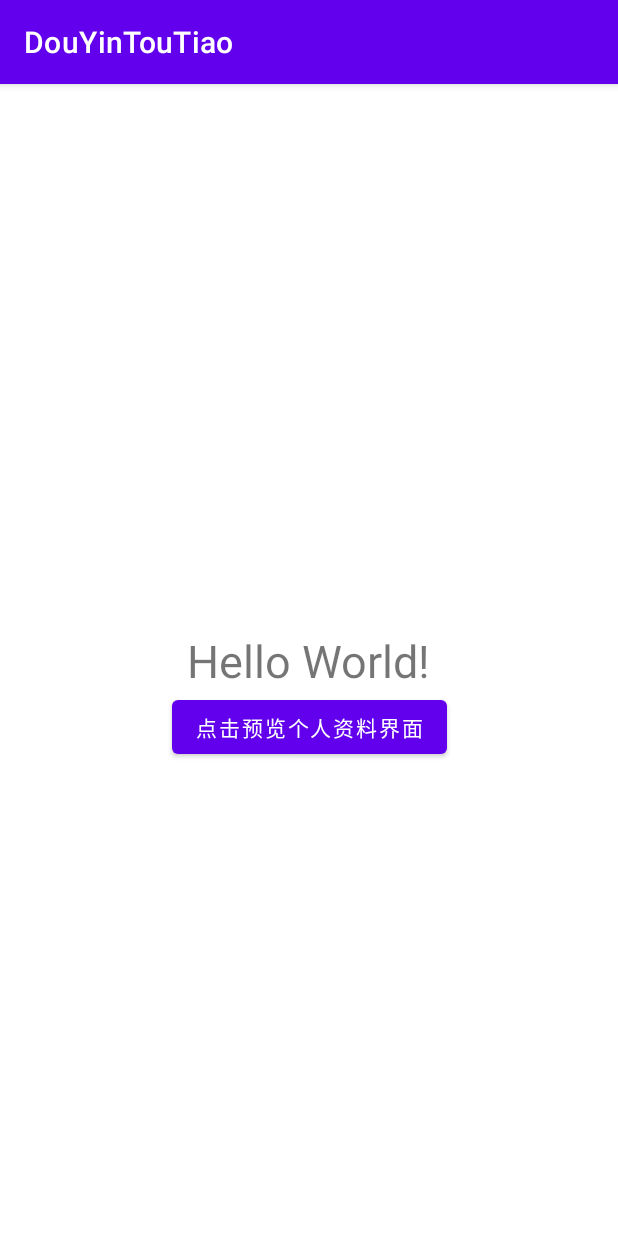
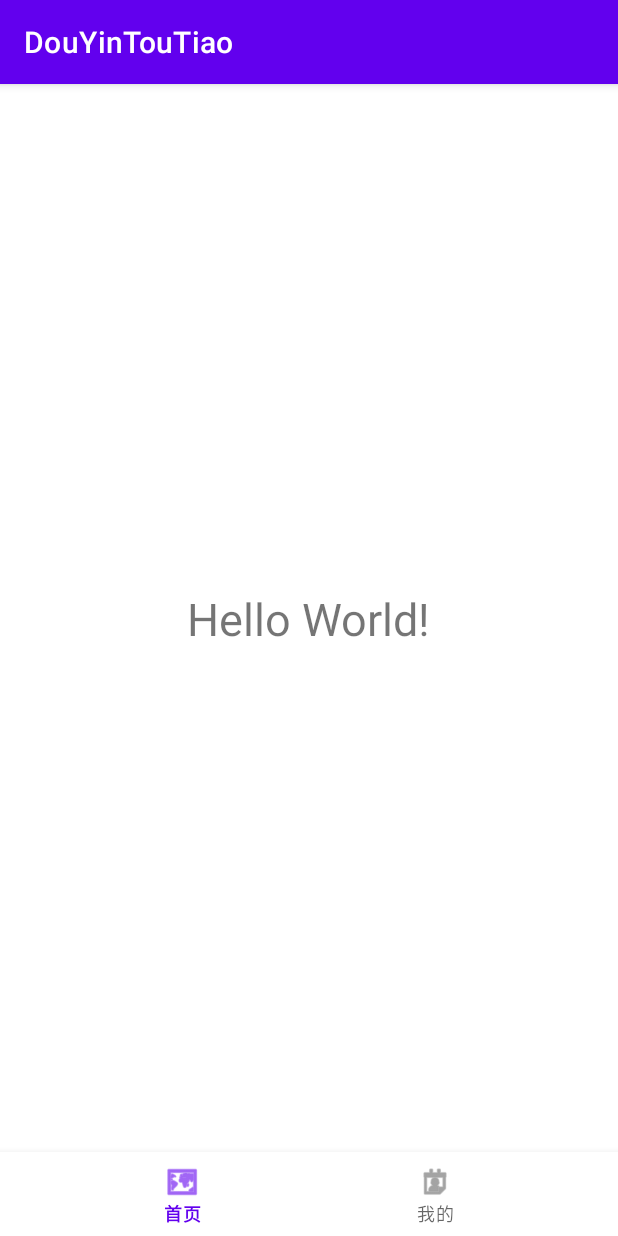
Before and after one commit to YuHayring/NewsApp_Of_New_Interaction, an Android app: the screen it shows after launch (MainActivity), on a phone screen of 412 x 824 dp. Run offline under Robolectric (Android 15) with nearby library versions, the phone set to English and light mode, and no system bars.

Commit message:
Turn Activity to Fragment

```diff
--- a/app/src/main/AndroidManifest.xml
+++ b/app/src/main/AndroidManifest.xml
@@ -10,7 +10,6 @@
         android:roundIcon="@mipmap/ic_launcher_round"
         android:supportsRtl="true"
         android:theme="@style/Theme.DouYinTouTiao">
-        <activity android:name=".view.UserMainActivity"></activity>
         <activity android:name=".MainActivity">
             <intent-filter>
                 <action android:name="android.intent.action.MAIN" />
--- a/app/src/main/java/cn/edu/gdut/douyintoutiao/MainActivity.java
+++ b/app/src/main/java/cn/edu/gdut/douyintoutiao/MainActivity.java
@@ -1,28 +1,85 @@
 package cn.edu.gdut.douyintoutiao;
 
+import androidx.annotation.NonNull;
 import androidx.appcompat.app.AppCompatActivity;
+import androidx.fragment.app.Fragment;
+import androidx.fragment.app.FragmentTransaction;
 
-import android.content.Intent;
 import android.os.Bundle;
-import android.widget.Button;
+import android.view.MenuItem;
 
-import cn.edu.gdut.douyintoutiao.view.UserMainActivity;
+import com.google.android.material.bottomnavigation.BottomNavigationView;
+
+import cn.edu.gdut.douyintoutiao.view.MainFragment;
+import cn.edu.gdut.douyintoutiao.view.UserMainFragment;
 
 public class MainActivity extends AppCompatActivity {
 
 
-    Button userMainPageEnter;
+    Fragment mainFragment;
+
+    Fragment userMainFragment;
+
+
+    protected Fragment lastFragment;
+
+
+    protected BottomNavigationView bottomNavigationView;
 
     @Override
     protected void onCreate(Bundle savedInstanceState) {
         super.onCreate(savedInstanceState);
         setContentView(R.layout.activity_main);
+        bottomNavigationView = findViewById(R.id.navigation);
 
-        userMainPageEnter = findViewById(R.id.user_main_page_enter);
-        userMainPageEnter.setOnClickListener((view -> {
-            Intent intent = new Intent();
-            intent.setClass(this, UserMainActivity.class);
-            MainActivity.this.startActivity(intent);
-        }));
+        userMainFragment = new UserMainFragment(this);
+        mainFragment = new MainFragment();
+
+
+        lastFragment = mainFragment;
+        //显示 Fragment
+        getSupportFragmentManager().beginTransaction().replace(R.id.mainview, mainFragment).show(mainFragment).commitNow();
+
+        bottomNavigationView = findViewById(R.id.navigation);
+        //注册导航栏点击监听器
+        bottomNavigationView.setOnNavigationItemSelectedListener(mOnNavigationItemSelectedListener);
+
+
+
+    }
+
+    /**
+     * 导航栏点击监听器
+     */
+    private BottomNavigationView.OnNavigationItemSelectedListener mOnNavigationItemSelectedListener
+            = new BottomNavigationView.OnNavigationItemSelectedListener() {
+
+        @Override
+        public boolean onNavigationItemSelected(@NonNull MenuItem item) {
+            if (item.getItemId() == R.id.main_page_switch) {
+                switchFragment(mainFragment);
+                return true;
+            } else if (item.getItemId() == R.id.user_main_page_switch) {
+                switchFragment(userMainFragment);
+                return true;
+            }
+            return false;
+        }
+    };
+
+    /**
+     * Fragment 切换方法
+     * @param nextfragment
+     */
+    private void switchFragment(Fragment nextfragment) {
+        FragmentTransaction transaction = getSupportFragmentManager().beginTransaction();
+        transaction.hide(lastFragment);//隐藏上个Fragment
+        if (nextfragment.isAdded() == false) {
+            transaction.add(R.id.mainview, nextfragment);
+        }
+
+        transaction.show(nextfragment).commitAllowingStateLoss();
+
+        lastFragment = nextfragment;
     }
 }
--- a/app/src/main/java/cn/edu/gdut/douyintoutiao/model/UserMainModel.java
+++ b/app/src/main/java/cn/edu/gdut/douyintoutiao/model/UserMainModel.java
@@ -29,19 +29,21 @@ public class UserMainModel {
 
     public static final int SUCCESS = 1;
 
-    Context context;
 
-    public UserMainModel(Context context, OnUserGotCallBack callBack) {
+    public UserMainModel(OnUserGotCallBack callBack) {
         this.callBack = callBack;
-        this.context = context;
     }
 
     private UserApi userApi = UserApi.getUserApi();
 
 
+    //获取用户信息
     public void getUser(String userId) {
+        //执行网络请求，输入回调接口
         userApi.getUser().enqueue(netCallBack);
     }
+
+
 
 
     public interface OnUserGotCallBack {
@@ -51,10 +53,14 @@ public class UserMainModel {
     }
 
 
+    /**
+     * 网络请求-用户信息-回调
+     */
     Callback<User> netCallBack = new Callback<User>() {
 
         @Override
         public void onResponse(Call call, Response response) {
+            //回调 ViewModel 模块
             callBack.onSuccess((User) response.body());
         }
 
@@ -66,6 +72,7 @@ public class UserMainModel {
 
 
 
+    //Handler 机制
     private class GetUserHandler extends Handler {
         @Override
         public void handleMessage(@NonNull Message msg) {
--- a/app/src/main/java/cn/edu/gdut/douyintoutiao/net/RetrofitSingleton.java
+++ b/app/src/main/java/cn/edu/gdut/douyintoutiao/net/RetrofitSingleton.java
@@ -8,6 +8,10 @@ import retrofit2.converter.gson.GsonConverterFactory;
  * @date 2020/11/7 16:09
  */
 public class RetrofitSingleton {
+
+    /**
+     * 单例内部类
+     */
     private static class Singleton {
         public static Retrofit retrofit = new Retrofit.Builder()
                 .baseUrl("https://af8b15.fn.thelarkcloud.com/")
--- /dev/null
+++ b/app/src/main/java/cn/edu/gdut/douyintoutiao/view/MainFragment.java
@@ -0,0 +1,27 @@
+package cn.edu.gdut.douyintoutiao.view;
+
+import android.os.Bundle;
+import android.view.LayoutInflater;
+import android.view.View;
+import android.view.ViewGroup;
+
+import androidx.fragment.app.Fragment;
+
+import cn.edu.gdut.douyintoutiao.R;
+
+/**
+ * @author hayring
+ * @date 2020/11/7 21:43
+ */
+public class MainFragment extends Fragment {
+
+    /***
+     * 生命周期加载方法
+     */
+    @Override
+    public View onCreateView(LayoutInflater inflater, ViewGroup container,
+                             Bundle savedInstanceState) {
+        // Inflate the layout for this fragment
+        return inflater.inflate(R.layout.fragment_main, container, false);
+    }
+}
--- /dev/null
+++ b/app/src/main/java/cn/edu/gdut/douyintoutiao/view/UserMainFragment.java
@@ -0,0 +1,56 @@
+package cn.edu.gdut.douyintoutiao.view;
+
+import android.os.Bundle;
+import android.view.LayoutInflater;
+import android.view.View;
+import android.view.ViewGroup;
+
+import androidx.databinding.DataBindingUtil;
+import androidx.fragment.app.Fragment;
+
+import cn.edu.gdut.douyintoutiao.MainActivity;
+import cn.edu.gdut.douyintoutiao.R;
+import cn.edu.gdut.douyintoutiao.databinding.FragmentUserMainBinding;
+import cn.edu.gdut.douyintoutiao.viewmodel.UserMainViewModel;
+
+/**
+ * @author hayring
+ * @date 2020/11/7 21:25
+ */
+public class UserMainFragment extends Fragment {
+
+
+    private MainActivity activity;
+
+    public UserMainFragment(MainActivity activity) {
+        this.activity = activity;
+    }
+
+    private FragmentUserMainBinding mUserInfoBinding;
+
+    UserMainViewModel userMainViewModel = new UserMainViewModel();
+
+    /***
+     * 生命周期加载方法
+     */
+    @Override
+    public View onCreateView(LayoutInflater inflater, ViewGroup container,
+                             Bundle savedInstanceState) {
+        // Inflate the layout for this fragment
+//        View view = inflater.inflate(R.layout.fragment_user_main, container, false);
+
+        mUserInfoBinding = DataBindingUtil.inflate(inflater, R.layout.fragment_user_main, container, false);
+        mUserInfoBinding.setUserMainViewModel(userMainViewModel);
+        userMainViewModel.userMainModel.getUser("");
+
+        return mUserInfoBinding.getRoot();
+
+
+
+    }
+
+
+
+
+
+}
--- a/app/src/main/res/layout/activity_main.xml
+++ b/app/src/main/res/layout/activity_main.xml
@@ -6,24 +6,27 @@
     android:layout_height="match_parent"
     tools:context=".MainActivity">
 
-    <TextView
-        android:id="@+id/textView"
-        android:layout_width="wrap_content"
+
+    <LinearLayout
+        android:id="@+id/mainview"
+        android:layout_width="0dp"
+        android:layout_height="0dp"
+        android:orientation="vertical"
+        app:layout_behavior="@string/appbar_scrolling_view_behavior"
+        app:layout_constraintBottom_toTopOf="@+id/navigation"
+        app:layout_constraintEnd_toEndOf="parent"
+        app:layout_constraintStart_toStartOf="parent"
+        app:layout_constraintTop_toTopOf="parent"></LinearLayout>
+
+    <com.google.android.material.bottomnavigation.BottomNavigationView
+        android:id="@+id/navigation"
+        android:layout_width="match_parent"
         android:layout_height="wrap_content"
-        android:text="Hello World!"
-        android:textSize="30sp"
+        android:background="?android:attr/windowBackground"
         app:layout_constraintBottom_toBottomOf="parent"
         app:layout_constraintLeft_toLeftOf="parent"
         app:layout_constraintRight_toRightOf="parent"
-        app:layout_constraintTop_toTopOf="parent" />
-
-    <Button
-        android:id="@+id/user_main_page_enter"
-        android:layout_width="wrap_content"
-        android:layout_height="wrap_content"
-        android:text="@string/view_user_main_page"
-        app:layout_constraintEnd_toEndOf="parent"
-        app:layout_constraintStart_toStartOf="parent"
-        app:layout_constraintTop_toBottomOf="@+id/textView" />
+        app:menu="@menu/navigation"
+         />
 
 </androidx.constraintlayout.widget.ConstraintLayout>
--- /dev/null
+++ b/app/src/main/res/layout/fragment_main.xml
@@ -0,0 +1,17 @@
+<?xml version="1.0" encoding="utf-8"?>
+<androidx.constraintlayout.widget.ConstraintLayout xmlns:android="http://schemas.android.com/apk/res/android"
+    android:layout_width="match_parent"
+    android:layout_height="match_parent"
+    xmlns:app="http://schemas.android.com/apk/res-auto">
+    <TextView
+        android:id="@+id/textView"
+        android:layout_width="wrap_content"
+        android:layout_height="wrap_content"
+        android:text="Hello World!"
+        android:textSize="30sp"
+        app:layout_constraintBottom_toBottomOf="parent"
+        app:layout_constraintLeft_toLeftOf="parent"
+        app:layout_constraintRight_toRightOf="parent"
+        app:layout_constraintTop_toTopOf="parent" />
+
+</androidx.constraintlayout.widget.ConstraintLayout>
--- a/app/src/main/res/layout/activity_user_main.xml
+++ b/app/src/main/res/layout/fragment_user_main.xml
@@ -12,8 +12,7 @@
 
     <androidx.constraintlayout.widget.ConstraintLayout
         android:layout_width="match_parent"
-        android:layout_height="match_parent"
-        tools:context=".view.UserMainActivity">
+        android:layout_height="match_parent">
 
         <TextView
             android:id="@+id/user_name_tag"
--- /dev/null
+++ b/app/src/main/res/menu/navigation.xml
@@ -0,0 +1,15 @@
+<?xml version="1.0" encoding="utf-8"?>
+<menu xmlns:android="http://schemas.android.com/apk/res/android">
+
+    <item
+        android:id="@+id/main_page_switch"
+        android:icon="@android:drawable/ic_menu_mapmode"
+        android:title="@string/main_page" />
+
+    <item
+        android:id="@+id/user_main_page_switch"
+        android:icon="@android:drawable/ic_menu_my_calendar"
+        android:title="@string/my_page" />
+
+
+</menu>
--- a/app/src/main/res/values/strings.xml
+++ b/app/src/main/res/values/strings.xml
@@ -17,6 +17,10 @@
     <string name="help">帮助反馈</string>
     <string name="setting">设置中心</string>
 
+    <!-- 导航栏 -->
+    <string name="main_page">首页</string>
+    <string name="my_page">我的</string>
+
 
 
     <!-- 临时字符串 -->
```
Also changed, not shown: app/src/main/java/cn/edu/gdut/douyintoutiao/net/UserApi.java (+9 -4 lines), app/src/main/java/cn/edu/gdut/douyintoutiao/view/UserMainActivity.java (deleted, +0 -93 lines), app/src/main/java/cn/edu/gdut/douyintoutiao/viewmodel/UserMainViewModel.java (+8 -13 lines).
